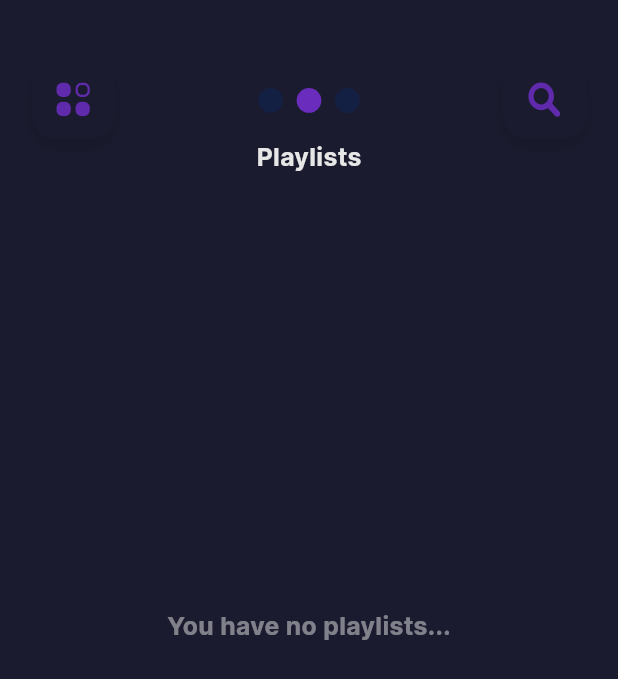
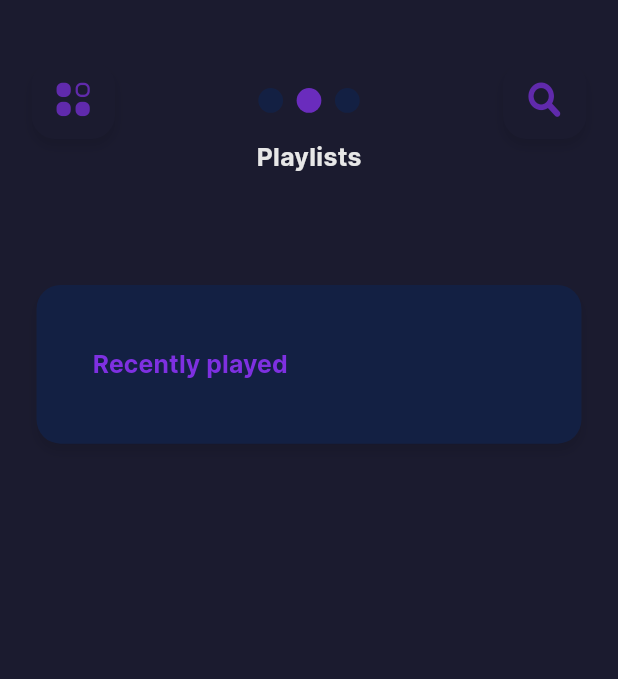
Before and after one commit to Refaat-Somaia/Soundly---Music-Player, a Flutter app: the screen it shows after launch, swiped to page 2, on a phone screen of 412 x 824 dp. Shown: the top 679 px of the screen. Run offline on Flutter 3.47's test engine with Material 3 defaults, Android fonts, the phone set to English and light mode, and no system bars; drawn by our look-alikes of flutter_animate; our stand-ins replace assets_audio_player, on_audio_query, permission_handler, shared_preferences, sizer, sqflite and 2 more; accounts and stored records are empty.

Commit message:
added list track counter

```diff
--- a/lib/alertsAndVars.dart
+++ b/lib/alertsAndVars.dart
@@ -349,7 +349,7 @@ Widget createPlayList(String title,void Function()? func,void Function()? func2)
             mainAxisAlignment: MainAxisAlignment.center,
             children: [
               SizedBox(
-                height: 6.h,
+                width: 70.w,
                 child: Text(
                   title,
                   overflow: TextOverflow.ellipsis,
@@ -481,6 +481,7 @@ dynamic alertShowPlayLists(BuildContext context,int index) {
                       children: [
 
                         for(int i=0;i<listOfPlayLists.length;i++)
+                        if(listOfPlayLists.keys.elementAt(i)!="Recently played")
                         createAddToPlaylist(context,listOfPlayLists.keys.elementAt(i), index)
 
                       ],
--- a/lib/screens/mainScreen.dart
+++ b/lib/screens/mainScreen.dart
@@ -1,6 +1,4 @@
 import 'dart:async';
-import 'dart:io';
-import 'dart:math';
 import 'dart:ui';
 
 import 'package:assets_audio_player/assets_audio_player.dart';
@@ -10,8 +8,8 @@ import 'package:flutter/services.dart';
 import 'package:flutter/widgets.dart';
 import 'package:flutter_animate/flutter_animate.dart';
 import 'package:on_audio_query/on_audio_query.dart';
-import 'package:permission_handler/permission_handler.dart';
 import 'package:shared_preferences/shared_preferences.dart';
+// import 'package:shared_preferences/shared_preferences.dart';
 import 'package:soundly/custom_icons_icons.dart';
 import 'package:soundly/global.dart';
 import 'package:soundly/alertsAndVars.dart';
@@ -27,38 +25,54 @@ class MainPage extends StatefulWidget {
 
 class _MainPage extends State<MainPage> with TickerProviderStateMixin {
   late AnimationController controllerOfDrawer = AnimationController(
-    duration: 600.ms,
+    duration: 400.ms,
     vsync: this,
   );
  late AnimationController controllerOfList = AnimationController(
-    duration: 600.ms,
+    duration: 400.ms,
     vsync: this,
 
   );
 
+     late SharedPreferences pref;
 
 
   @override
   void initState() {
-    // getAudios(count);
+    getSharedPrefs();
+
     getAudios(count);
     super.initState();
     getLists();
     activeDots[0]=true;
 
-
   }
 
 
-
+  getSharedPrefs()async{
+    pref=await SharedPreferences.getInstance();
+  }
 
   void getLists()async{
     listOfPlayLists.clear();
-    SharedPreferences pref=await SharedPreferences.getInstance();
 
-      for(int i=0;i<10;i++){
+    listOfPlayLists["Recently played"]=createPlayList("Recently played", () {
+              // pref.setString('lastOpenedList',"Recently played");
+
+        setState(() {
+          titleOfOpenedList="Recently played";
+          openPlayList=true;
+          text="Recently played";
+
+        });
+        getSongsOfList();
+
+  }, () { });
+
+      for(int i=1;i<10;i++){
     if(pref.getString("list,$i")!=null){
       listOfPlayLists[pref.getString("list,$i")!]=createPlayList(pref.getString("list,$i")!, () {
+
         setState(() {
           titleOfOpenedList=pref.getString("list,$i")!;
           openPlayList=true;
@@ -69,14 +83,14 @@ class _MainPage extends State<MainPage> with TickerProviderStateMixin {
 
        }, (){
                                       alertDeletePlayList(context, pref.getString("list,$i")!, ()async {
-                                        SharedPreferences pref=await SharedPreferences.getInstance();
+
            for(int i=0;i<150;i++){
           if(pref.getInt("${pref.getString("list,$i")},$i")!=null){
             pref.remove("${pref.getString("list,$i")},$i");
           }
         }
 
-        for(int i=0;i<10;i++){
+        for(int i=1;i<10;i++){
           if(pref.getString("list,$i")==pref.getString("list,$i")!) {
             setState(() {
         listOfPlayLists.remove(pref.getString("list,$i")!);
@@ -95,7 +109,7 @@ class _MainPage extends State<MainPage> with TickerProviderStateMixin {
   Future getAudios(int c) async {
     listOfSongs.clear();
     audios.clear();
-    SharedPreferences pref=await SharedPreferences.getInstance();
+
 
 
     final OnAudioQuery _audioQuery = OnAudioQuery();
@@ -108,7 +122,11 @@ class _MainPage extends State<MainPage> with TickerProviderStateMixin {
     setState(() {});
 
     if(pref.getInt("index")!=null){
-      if(playingFromList) {
+      if(pref.getString("lastOpenedList")!=null) {
+        titleOfOpenedList=pref.getString("lastOpenedList")!;
+     await getSongsOfList();
+     print("name of list ${pref.getString("lastOpenedList")}");
+
         selectSong(pref.getInt("index")!.toInt(),true,audiosOfList);
       } else {
         selectSong(pref.getInt("index")!.toInt(),true,audios);
@@ -157,7 +175,7 @@ class _MainPage extends State<MainPage> with TickerProviderStateMixin {
   }
 
   void updateDuration()async{
-    SharedPreferences pref=await SharedPreferences.getInstance();
+
 
 
 
@@ -374,6 +392,12 @@ class _MainPage extends State<MainPage> with TickerProviderStateMixin {
                       text,
                       style: setFontStyle(12.sp, FontWeight.bold, fontColor),
                     )).fade(duration: index == 0 ? 801.ms : index == 1 ? 802.ms: 800.ms),
+                   openPlayList?
+                   Animate(child:
+                    Text("${audiosOfList.length} tracks",style: setFontStyle(10.sp, FontWeight.bold, fontColor.withOpacity(0.7)),))
+                    .fadeIn(duration: 500.ms,curve: Curves.easeInOut)
+                   :Text("",style: TextStyle(fontSize: 10.sp),),
+
                     SizedBox(
                       width: double.infinity,
                       height: 80.h,
@@ -418,7 +442,7 @@ class _MainPage extends State<MainPage> with TickerProviderStateMixin {
                         onPressed: () {
                           controllerOfDrawer.reverse();
 
-                          Timer(const Duration(milliseconds: 500), () {
+                          Timer(const Duration(milliseconds: 400), () {
                             setState(() {
                               openDrawer = false;
                             });
@@ -428,7 +452,7 @@ class _MainPage extends State<MainPage> with TickerProviderStateMixin {
                       ),
                     ),
                   ).animate(controller: controllerOfDrawer).fadeIn(
-                        duration: 500.ms,
+                        duration: 400.ms,
                         // curve: Curves.easeInOut,
                       ),
 
@@ -542,10 +566,9 @@ class _MainPage extends State<MainPage> with TickerProviderStateMixin {
                               drawerButton(const Color(0xFFFE7A36), bodyColor != const Color(0xFF1B1B2F)?"Dark mode":
                               "Light mode",
                                   () async {
-                                SharedPreferences prefs =
-                                    await SharedPreferences.getInstance();
+
                                 if (bodyColor == const Color(0xFFE7E7E7)) {
-                                  prefs.setBool('darkMode',true);
+                                  pref.setBool('darkMode',true);
                                   anim(200);
                                   setState(() {
                                     bodyColor = const Color(0xFF1B1B2F);
@@ -553,7 +576,7 @@ class _MainPage extends State<MainPage> with TickerProviderStateMixin {
                                     fontColor = const Color(0xFFE7E7E7);
                                   });
                                 } else {
-                                  prefs.setBool('darkMode',false);
+                                  pref.setBool('darkMode',false);
                                   setState(() {
                                     anim(201);
 
@@ -573,9 +596,11 @@ class _MainPage extends State<MainPage> with TickerProviderStateMixin {
                                 alertAddPlayList(context,()async{
                                   String t=listTitle.text;
 
+
                                   if(listTitle.text.isNotEmpty){
                                   setState(() {
                                     listOfPlayLists[listTitle.text]=createPlayList(listTitle.text,(){
+
                                       setState(() {
                                         titleOfOpenedList=listTitle.text;
                                         openPlayList=true;
@@ -585,14 +610,14 @@ class _MainPage extends State<MainPage> with TickerProviderStateMixin {
                                     },
                                     (){
                                       alertDeletePlayList(context, t, ()async {
-                                        SharedPreferences pref=await SharedPreferences.getInstance();
+
            for(int i=0;i<150;i++){
           if(pref.getInt("${pref.getString("list,$i")},$i")!=null){
             pref.remove("${pref.getString("list,$i")},$i");
           }
         }
 
-        for(int i=0;i<10;i++){
+        for(int i=1;i<10;i++){
           if(pref.getString("list,$i")==t) {
             setState(() {
         listOfPlayLists.remove(t);
@@ -605,12 +630,13 @@ class _MainPage extends State<MainPage> with TickerProviderStateMixin {
                                       });
        });
                                   });
+
                                   Navigator.pop(context);
 
-                                  SharedPreferences prefs=await SharedPreferences.getInstance();
-                                  for(int i=0;i<10;i++){
-                                    if(prefs.getString("list,$i")==null){
-                                      prefs.setString("list,$i",listTitle.text);
+
+                                  for(int i=1;i<10;i++){
+                                    if(pref.getString("list,$i")==null){
+                                      pref.setString("list,$i",listTitle.text);
                                       break;
 
                                     }
@@ -638,7 +664,7 @@ class _MainPage extends State<MainPage> with TickerProviderStateMixin {
 
                                   drawerButton(const Color(0xFF674188), "Reset data", () async{
                                     alertResetWarning(context,()async{
-                                         SharedPreferences pref=await SharedPreferences.getInstance();
+
                                     setState(() {
                                       listOfPlayLists.clear();
                                     });
@@ -683,7 +709,7 @@ class _MainPage extends State<MainPage> with TickerProviderStateMixin {
       child: Column(
         children: [
           SizedBox(
-            height: 8.h,
+            height: 4.h,
           ),
           Animate(
             child: Container(
@@ -973,8 +999,38 @@ class _MainPage extends State<MainPage> with TickerProviderStateMixin {
 
 
               uriOfAvtiveSong = audio.uri.toString();
-              SharedPreferences pref=await SharedPreferences.getInstance();
+
+              if(playingFromList){
+                pref.setString("lastOpenedList", titleOfOpenedList);
+              }
+              else{
+                pref.remove("lastOpenedList");
+              }
+
               pref.setInt("index", index);
+
+
+                if(listOfPlayLists["Recently played"]==null){
+                     listOfPlayLists["Recently played"]=createPlayList("Recently played", () {
+        setState(() {
+          titleOfOpenedList="Recently played";
+          openPlayList=true;
+          text="Recently played";
+
+        });
+        getSongsOfList();
+
+  }, () { });
+
+                }
+               for(int i=0;i<150;i++){
+            if(pref.getInt("Recently played,$i")==null){
+              pref.setInt("Recently played,$i", index);
+              break;
+            }
+          }
+
+
               try {
                 await assetsAudioPlayer.open(
                     Audio.file(uriOfAvtiveSong,
@@ -1031,8 +1087,8 @@ class _MainPage extends State<MainPage> with TickerProviderStateMixin {
   ),
 
     onPressed: ()async {
-      SharedPreferences prefs=await SharedPreferences.getInstance();
-      prefs.setString('theme',title);
+
+      pref.setString('theme',title);
 
 
 
@@ -1041,7 +1097,7 @@ class _MainPage extends State<MainPage> with TickerProviderStateMixin {
       setState(() {
         mainColor=color;
         openDrawer=false;
-                                getLists();
+        getLists();
         Navigator.pop(context);
       });
 
@@ -1175,7 +1231,9 @@ class _MainPage extends State<MainPage> with TickerProviderStateMixin {
     style: ButtonStyle(
     overlayColor: MaterialStateProperty.all(mainColor.withOpacity(0.3))
   ),
-            onPressed: (){
+            onPressed: ()async{
+
+
               setState(() {
                 playingFromList=true;
               });
@@ -1244,7 +1302,7 @@ class _MainPage extends State<MainPage> with TickerProviderStateMixin {
                 Column(children: [
 
                   SizedBox(
-                    height: 10.h,
+                    height: 5.h,
                   ),
                   Container(
                     width: 100.w,
@@ -1257,12 +1315,14 @@ class _MainPage extends State<MainPage> with TickerProviderStateMixin {
                     //         : [Container()],
                     //   ),
                     // ),
-                    child: listOfPlayLists.isNotEmpty? GridView(
-                            gridDelegate: const SliverGridDelegateWithFixedCrossAxisCount(crossAxisCount: 2),
+                    child: listOfPlayLists.isNotEmpty? ListView(
+                      itemExtent: 130,
                             children: [
+
 
                               for(int i=0;i<listOfPlayLists.length;i++)
                               listOfPlayLists.values.elementAt(i),
+
 
 
 
@@ -1286,7 +1346,7 @@ class _MainPage extends State<MainPage> with TickerProviderStateMixin {
                     padding: EdgeInsets.only(top: 10.h),
                     child: ListView(
                   itemExtent: 15.h,
-                       children:songsOfList
+                       children:songsOfList.isNotEmpty?songsOfList:[Text("data")]
                 )),
                ).animate(controller: controllerOfList).slideY(end: 0,begin: 1,duration:openPlayList? 300.ms:0.ms,curve: Curves.easeInOut),
 
@@ -1329,6 +1389,7 @@ class _MainPage extends State<MainPage> with TickerProviderStateMixin {
                                   ).animate(controller: controllerOfList).fadeIn(duration: 400.ms,curve: Curves.easeInOut,delay: 400.ms),
 
                   ),
+
               ],
             ),
             //     Container(width: 100.w,height: 100.h,
@@ -1339,12 +1400,11 @@ class _MainPage extends State<MainPage> with TickerProviderStateMixin {
     );
   }
 
-void getSongsOfList()async{
+Future getSongsOfList()async{
       songsOfList.clear();
       playlistSongsIndex.clear();
       audiosOfList.clear();
       int count=0;
-      SharedPreferences pref=await SharedPreferences.getInstance();
 
   for(int i=0;i<150;i++){
     if(pref.getInt("$titleOfOpenedList,$i")==null){
```
